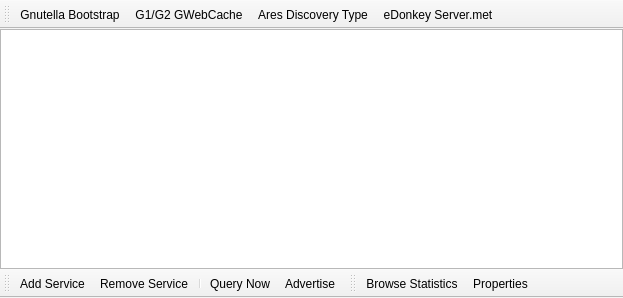
c3c/quazaa, file UI/widgetdiscovery.ui: the form before one commit.
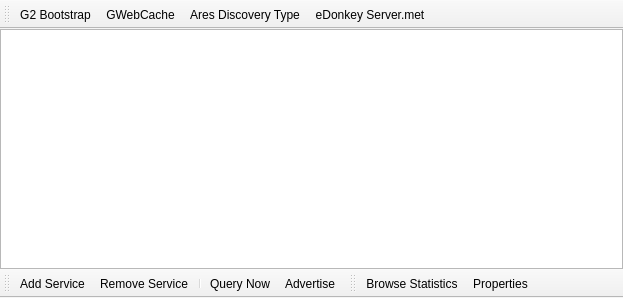
The form after the commit. Icons and pictures are not drawn.

Patch:
```diff
--- a/UI/widgetdiscovery.ui
+++ b/UI/widgetdiscovery.ui
@@ -56,7 +56,7 @@
     <bool>false</bool>
    </attribute>
    <addaction name="actionDiscoveryGnutellaBootstrap"/>
-   <addaction name="actionG1G2GWebCache"/>
+   <addaction name="actionGWebCache"/>
    <addaction name="actionAresDiscoveryType"/>
    <addaction name="actionEDonkeyServerMet"/>
   </widget>
@@ -125,7 +125,7 @@
      <normaloff>:/Resource/Networks/Gnutella.png</normaloff>:/Resource/Networks/Gnutella.png</iconset>
    </property>
    <property name="text">
-    <string>Gnutella Bootstrap</string>
+    <string>G2 Bootstrap</string>
    </property>
    <property name="toolTip">
     <string>Gnutella Bootstrap</string>
@@ -155,18 +155,6 @@
     <string>Browse Statistics</string>
    </property>
   </action>
-  <action name="actionG1G2GWebCache">
-   <property name="icon">
-    <iconset resource="Resource.qrc">
-     <normaloff>:/Resource/Networks/Gnutella.png</normaloff>:/Resource/Networks/Gnutella.png</iconset>
-   </property>
-   <property name="text">
-    <string>G1/G2 GWebCache</string>
-   </property>
-   <property name="toolTip">
-    <string>G1/G2 GWebCache</string>
-   </property>
-  </action>
   <action name="actionAresDiscoveryType">
    <property name="icon">
     <iconset resource="Resource.qrc">
@@ -239,6 +227,18 @@
     <string>Properties</string>
    </property>
   </action>
+  <action name="actionGWebCache">
+   <property name="icon">
+    <iconset resource="../Resource.qrc">
+     <normaloff>:/Resource/Networks/Gnutella2.png</normaloff>:/Resource/Networks/Gnutella2.png</iconset>
+   </property>
+   <property name="text">
+    <string>GWebCache</string>
+   </property>
+   <property name="toolTip">
+    <string>GWebCache</string>
+   </property>
+  </action>
  </widget>
  <resources>
   <include location="Resource.qrc"/>
```
Left out of the diff: 26 changed lines with no effect on the pictures.
